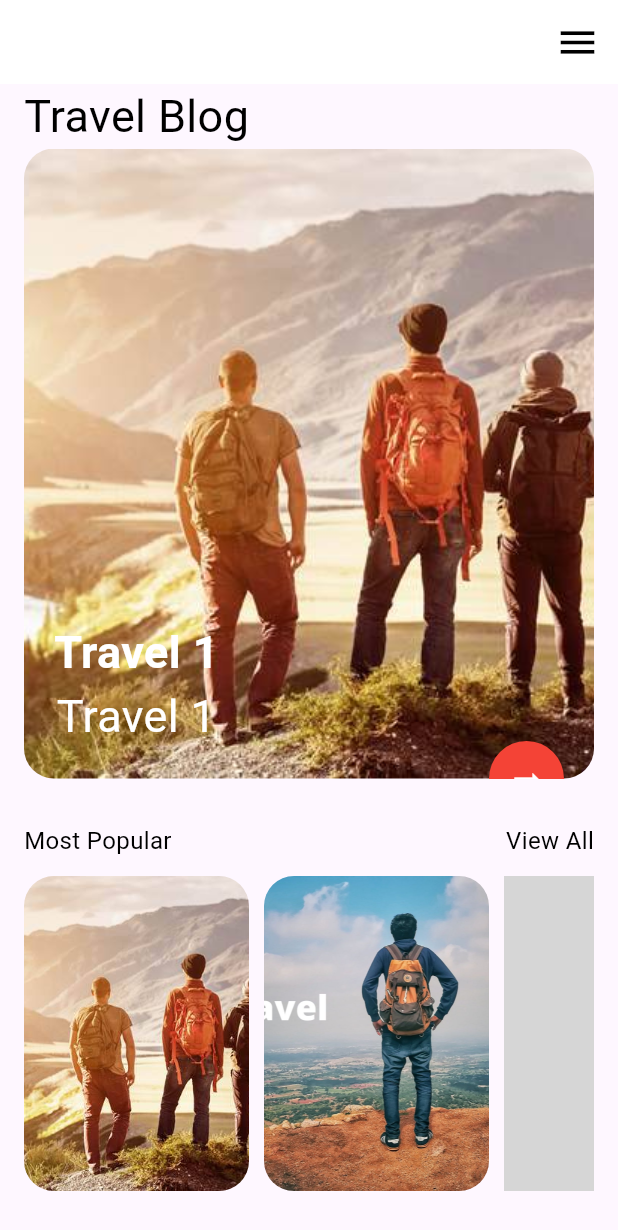
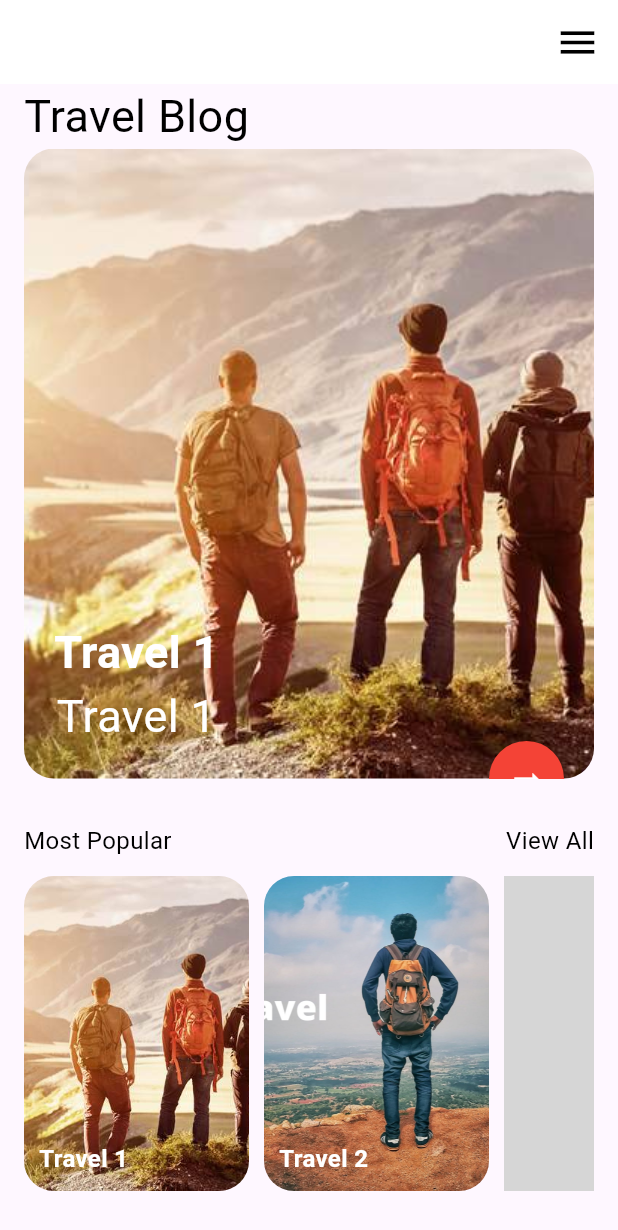
Before and after one commit to EusufUddin8926/Travell_blog_App, a Flutter app: the screen it shows after launch, on a phone screen of 412 x 824 dp. Shown: the top 1230 px of the screen. Run offline on Flutter 3.47's test engine with Material 3 defaults, Android fonts, the phone set to English and light mode, and no system bars; grey boxes are pictures that could not be loaded.

Commit message:
Add travel Name

```diff
--- a/lib/widgets/most_popular_travel.dart
+++ b/lib/widgets/most_popular_travel.dart
@@ -23,7 +23,19 @@ class _Most_Popular_Travel_ListState extends State<Most_Popular_Travel> {
                 borderRadius: BorderRadius.circular(20),
                 child: Image.asset(travel.travelImg,
                     width: 150.0, height: 300.0, fit: BoxFit.cover),
-              )
+              ),
+              Positioned(
+                left: 10,
+                  bottom: 10,
+                  child: Column(
+                children: [
+                  Text(travel.travelName, style: TextStyle(
+                    color: Colors.white,
+                    fontSize: 16,
+                    fontWeight: FontWeight.bold
+                  ),)
+                ],
+              ))
             ],
           );
         },
--- a/lib/widgets/travel_info.dart
+++ b/lib/widgets/travel_info.dart
@@ -1,5 +1,4 @@
 import 'package:flutter/material.dart';
-
 import '../model/travel.dart';
 
 class Travel_info extends StatefulWidget {
```
